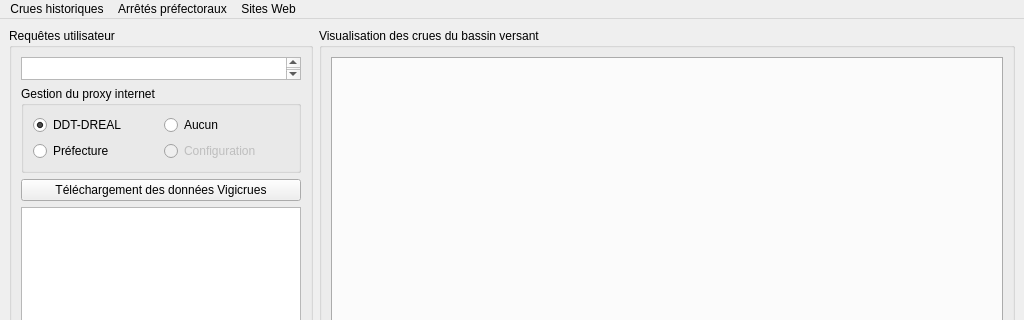
dasycarpum/pro_DDT_Viginond, file fenetre_principale.ui: the form before one commit; both pictures show x 0 to 1024 and y 0 to 320 of the 1024 by 815 pixel window.
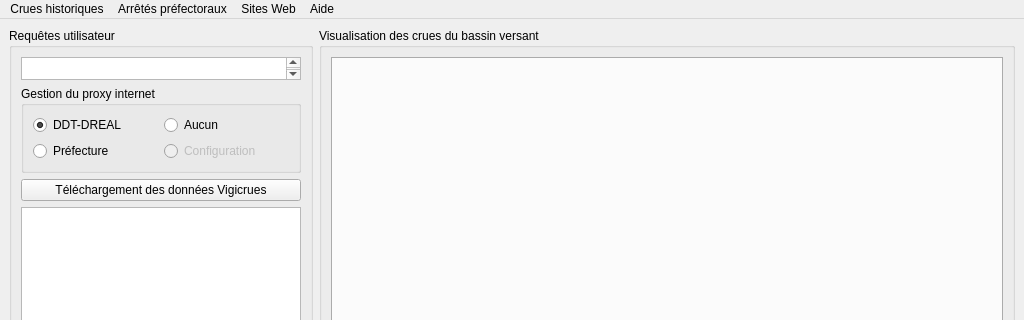
The form after the commit.

Commit message:
Merged PR 43: Menu aide : manuel d'utilisation (pdf) et doc QGiS (url)
Related work items: #73

The edit to the form file:
```diff
--- a/fenetre_principale.ui
+++ b/fenetre_principale.ui
@@ -199,7 +199,7 @@
      <height>21</height>
     </rect>
    </property>
-   <widget class="QMenu" name="menuArr_t_s_pr_fectoraux">
+   <widget class="QMenu" name="menu_arretes_prefectoraux">
     <property name="title">
      <string>Arrêtés préfectoraux</string>
     </property>
@@ -216,9 +216,17 @@
      <string>Crues historiques</string>
     </property>
    </widget>
+   <widget class="QMenu" name="menu_aide">
+    <property name="title">
+     <string>Aide</string>
+    </property>
+    <addaction name="action_manuel_utilisation"/>
+    <addaction name="action_QGiS_3_4_5"/>
+   </widget>
    <addaction name="menu_crues_historiques"/>
-   <addaction name="menuArr_t_s_pr_fectoraux"/>
+   <addaction name="menu_arretes_prefectoraux"/>
    <addaction name="menu_sites_web"/>
+   <addaction name="menu_aide"/>
   </widget>
   <widget class="QStatusBar" name="statusbar"/>
   <action name="action_Meuse_Moselle">
```
Left out of the diff: 16 changed lines with no effect on the pictures. The commit also changes 2 other files.
